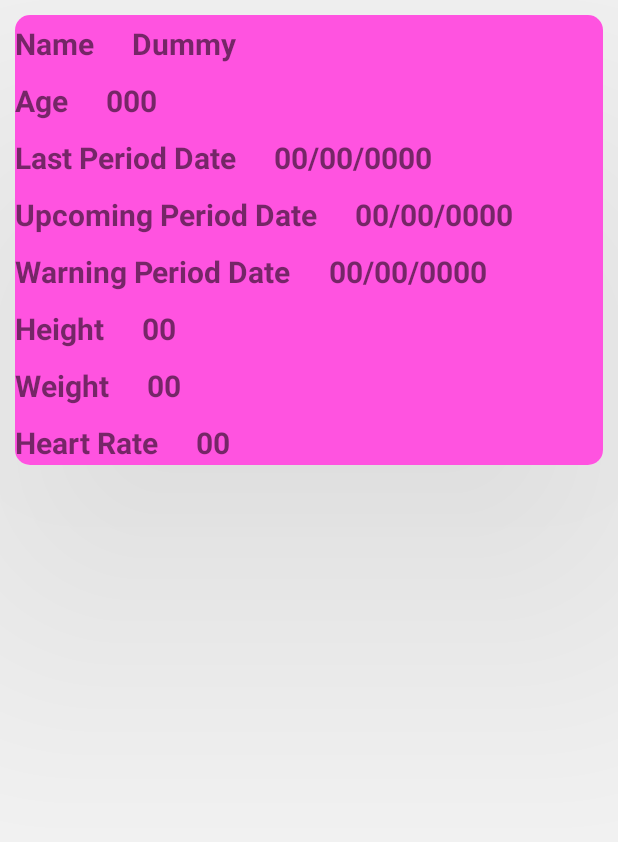
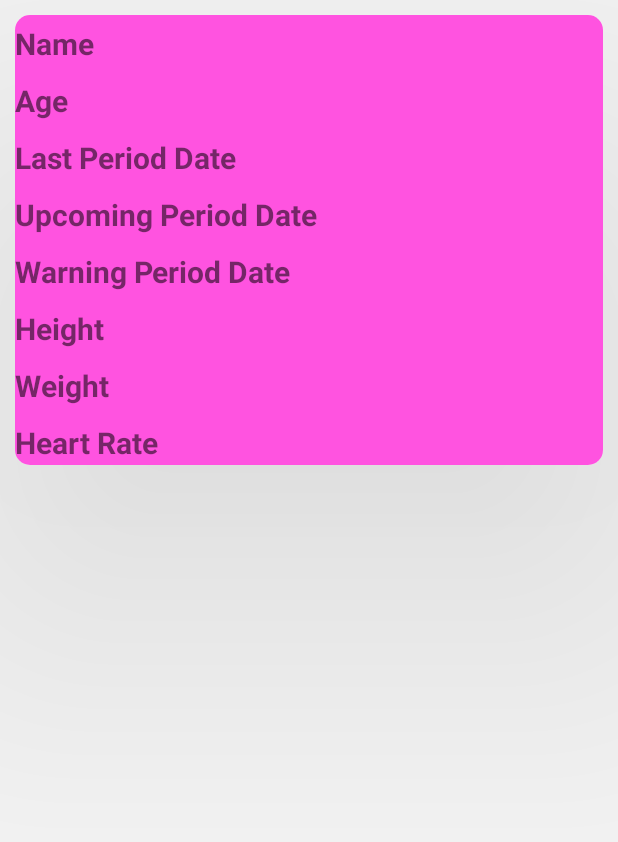
Before and after one commit to Jhenkar-KC/pando, an Android app: the layout item.xml on its own in the app's theme, with its tools: preview values and no code run, on a phone screen of 412 x 824 dp. Shown: the top 842 px of the screen. Run offline under Robolectric (Android 15) with nearby library versions, the phone set to English and light mode, and no system bars.

Commit message:
Initial Commit 04

```diff
--- a/app/src/main/res/layout/content_scrolling.xml
+++ b/app/src/main/res/layout/content_scrolling.xml
@@ -4,6 +4,7 @@
     xmlns:tools="http://schemas.android.com/tools"
     android:layout_width="match_parent"
     android:layout_height="match_parent"
+    android:background="#FF53E0"
     app:layout_behavior="@string/appbar_scrolling_view_behavior"
     tools:context=".AboutUsScrollingActivity"
     tools:showIn="@layout/activity_about_us_scrolling">
--- a/app/src/main/res/layout/item.xml
+++ b/app/src/main/res/layout/item.xml
@@ -29,7 +29,7 @@
             <TextView
                 android:layout_width="wrap_content"
                 android:layout_height="wrap_content"
-                android:text="Dummy"
+                android:text=""
                 android:padding="5dp"
                 android:layout_marginStart="20dp"
                 android:textSize="20sp"
@@ -50,7 +50,7 @@
             <TextView
                 android:layout_width="wrap_content"
                 android:layout_height="wrap_content"
-                android:text="000"
+                android:text=""
                 android:padding="5dp"
                 android:layout_marginStart="20dp"
                 android:textSize="20sp"
@@ -72,7 +72,7 @@
             <TextView
                 android:layout_width="wrap_content"
                 android:layout_height="wrap_content"
-                android:text="00/00/0000"
+                android:text=""
                 android:padding="5dp"
                 android:layout_marginStart="20dp"
                 android:textSize="20sp"
@@ -93,7 +93,7 @@
             <TextView
                 android:layout_width="wrap_content"
                 android:layout_height="wrap_content"
-                android:text="00/00/0000"
+                android:text=""
                 android:padding="5dp"
                 android:layout_marginStart="20dp"
                 android:textSize="20sp"
@@ -115,7 +115,7 @@
             <TextView
                 android:layout_width="wrap_content"
                 android:layout_height="wrap_content"
-                android:text="00/00/0000"
+                android:text=""
                 android:layout_marginStart="20dp"
                 android:textSize="20sp"
                 android:padding="5dp"
@@ -135,7 +135,7 @@
             <TextView
                 android:layout_width="wrap_content"
                 android:layout_height="wrap_content"
-                android:text="00"
+                android:text=""
                 android:padding="5dp"
                 android:layout_marginStart="20dp"
                 android:textSize="20sp"
@@ -155,7 +155,7 @@
             <TextView
                 android:layout_width="wrap_content"
                 android:layout_height="wrap_content"
-                android:text="00"
+                android:text=""
                 android:layout_marginStart="20dp"
                 android:textSize="20sp"
                 android:padding="5dp"
@@ -175,7 +175,7 @@
             <TextView
                 android:layout_width="wrap_content"
                 android:layout_height="wrap_content"
-                android:text="00"
+                android:text=""
                 android:layout_marginStart="20dp"
                 android:textSize="20sp"
                 android:textStyle="bold"
@@ -195,7 +195,7 @@
             <TextView
                 android:layout_width="wrap_content"
                 android:layout_height="wrap_content"
-                android:text="00"
+                android:text=""
                 android:padding="5dp"
                 android:layout_marginStart="20dp"
                 android:textSize="20sp"
--- a/app/src/main/res/values/strings.xml
+++ b/app/src/main/res/values/strings.xml
@@ -124,22 +124,14 @@
     <string name="todo">TODO</string>
     <string name="about_us">About Us</string>
     <string name="home">Home</string>
-    <string name="todo">TODO</string>
     <string name="textview">TextView</string>
     <string name="username">Username</string>
     <string name="submit_details">Submit Details</string>
-    <string name="height">Height</string>
-    <string name="last_period_date">Last Period Date</string>
-    <string name="blood_pressure">Blood Pressure</string>
-    <string name="weight">Weight</string>
     <string name="date_of_birth">Date of Birth</string>
-    <string name="heart_rate">Heart Rate</string>
     <string name="enter_your_details">Enter Your Details</string>
     <string name="know_your_details">Know Your Details</string>
     <string name="logout">logout</string>
-    <string name="password">Password</string>
     <string name="email">Email</string>
-    <string name="reset_password">Reset Password</string>
     <string name="please_enter_your_e_mail_address_to_reset_your_password">Please enter your E-mail address to Reset your Password</string>
     <string name="new_user_register_here">New User,Register here</string>
     <string name="register">Register</string>
@@ -156,4 +148,5 @@
     <string name="weight">Weight</string>
     <string name="heart_rate">Heart Rate</string>
     <string name="blood_pressure">Blood Pressure</string>
+    <string name="dummy">Dummy</string>
 </resources>
```
Also changed, not shown: app/src/main/java/com/example/pando/UserHealthInfo.java (+36 -59 lines), app/src/main/java/com/example/pando/UserHealthInfoAdaptor.java (+13 -17 lines), app/src/main/res/layout/activity_main.xml (+0 -11 lines).
